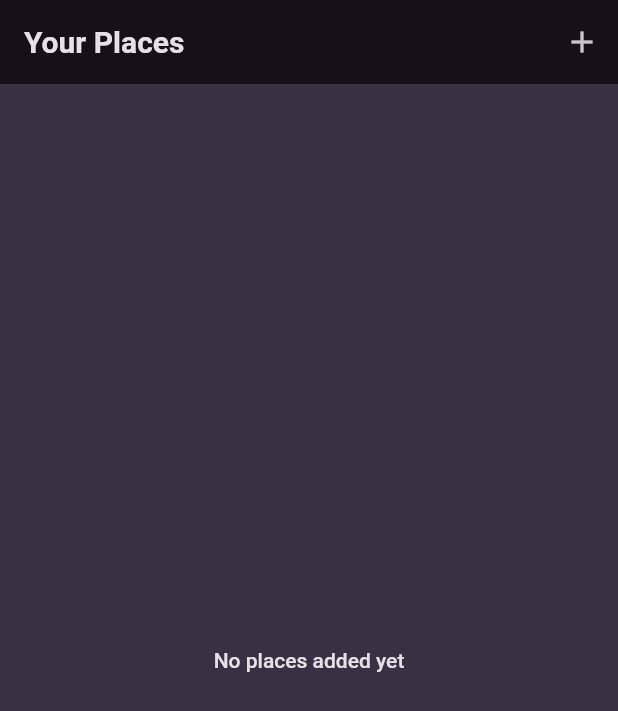
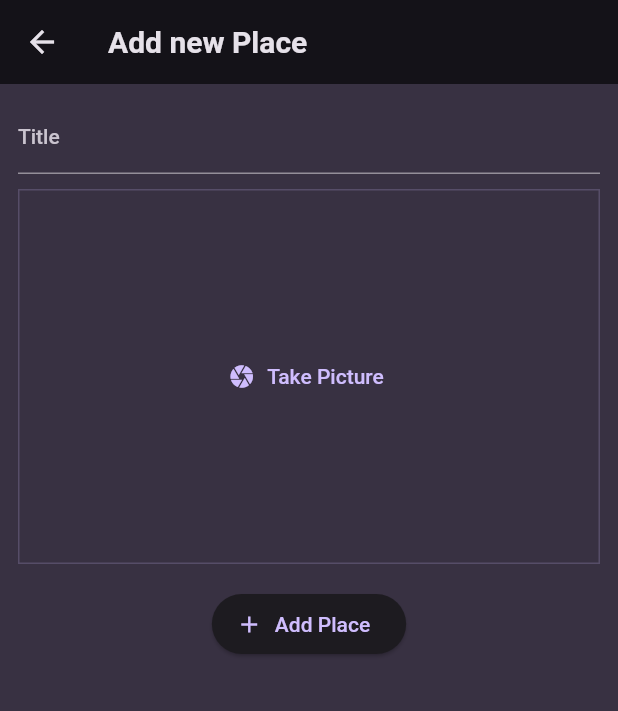
Before and after one commit to CarolineRodrigues/favorite_places_app_flutter, a Flutter app: the screen it shows after launch, after a tap on the "add" icon, on a phone screen of 412 x 824 dp. Shown: the top 711 px of the screen. Run offline on Flutter 3.47's test engine with Material 2 defaults, Android fonts, the phone set to English and light mode, and no system bars; our stand-ins replace flutter_riverpod, google_fonts.

Commit message:
favorite places

```diff
--- a/lib/main.dart
+++ b/lib/main.dart
@@ -1,7 +1,8 @@
+import 'package:flutter/material.dart';
+import 'package:flutter_riverpod/flutter_riverpod.dart';
+import 'package:google_fonts/google_fonts.dart';
+
 import 'package:favorite_places_app_flutter/screens/places.dart';
-import 'package:flutter/material.dart';
-
-import 'package:google_fonts/google_fonts.dart';
 
 final colorScheme = ColorScheme.fromSeed(
   brightness: Brightness.dark,
@@ -28,12 +29,12 @@
 
 void main() {
   runApp(
-    const MyApp(),
+    const ProviderScope(child: MyApp()),
   );
 }
 
 class MyApp extends StatelessWidget {
-  const MyApp({Key? key}) : super(key: key);
+  const MyApp({super.key});
 
   @override
   Widget build(BuildContext context) {
--- a/lib/models/place.dart
+++ b/lib/models/place.dart
@@ -4,6 +4,7 @@
 
 class Place {
   Place({required this.title}) : id = uuid.v4();
+
   final String id;
   final String title;
 }
--- /dev/null
+++ b/lib/providers/user_places.dart
@@ -0,0 +1,17 @@
+import 'package:flutter_riverpod/flutter_riverpod.dart';
+
+import 'package:favorite_places_app_flutter/models/place.dart';
+
+class UserPlacesNotifier extends StateNotifier<List<Place>> {
+  UserPlacesNotifier() : super(const []);
+
+  void addPlace(String title) {
+    final newPlace = Place(title: title);
+    state = [newPlace, ...state];
+  }
+}
+
+final userPlacesProvider =
+    StateNotifierProvider<UserPlacesNotifier, List<Place>>(
+  (ref) => UserPlacesNotifier(),
+);
--- a/lib/screens/add_place.dart
+++ b/lib/screens/add_place.dart
@@ -0,0 +1,69 @@
+import 'package:flutter/material.dart';
+import 'package:flutter_riverpod/flutter_riverpod.dart';
+
+import 'package:favorite_places_app_flutter/providers/user_places.dart';
+
+import '../widgets/image_input.dart';
+
+class AddPlaceScreen extends ConsumerStatefulWidget {
+  const AddPlaceScreen({super.key});
+
+  @override
+  ConsumerState<AddPlaceScreen> createState() {
+    return _AddPlaceScreenState();
+  }
+}
+
+class _AddPlaceScreenState extends ConsumerState<AddPlaceScreen> {
+  final _titleController = TextEditingController();
+
+  void _savePlace() {
+    final enteredTitle = _titleController.text;
+
+    if (enteredTitle.isEmpty) {
+      return;
+    }
+
+    ref.read(userPlacesProvider.notifier).addPlace(enteredTitle);
+
+    Navigator.of(context).pop();
+  }
+
+  @override
+  void dispose() {
+    _titleController.dispose();
+    super.dispose();
+  }
+
+  @override
+  Widget build(BuildContext context) {
+    return Scaffold(
+      appBar: AppBar(
+        title: const Text('Add new Place'),
+      ),
+      body: SingleChildScrollView(
+        padding: const EdgeInsets.all(12),
+        child: Column(
+          children: [
+            TextField(
+              decoration: const InputDecoration(labelText: 'Title'),
+              controller: _titleController,
+              style: TextStyle(
+                color: Theme.of(context).colorScheme.onBackground,
+              ),
+            ),
+            const SizedBox(height: 10),
+            // Image Input
+            const ImageInput(),
+            const SizedBox(height: 16),
+            ElevatedButton.icon(
+              onPressed: _savePlace,
+              icon: const Icon(Icons.add),
+              label: const Text('Add Place'),
+            ),
+          ],
+        ),
+      ),
+    );
+  }
+}
--- /dev/null
+++ b/lib/screens/place_detail.dart
@@ -0,0 +1,26 @@
+import 'package:flutter/material.dart';
+
+import 'package:favorite_places_app_flutter/models/place.dart';
+
+class PlaceDetailScreen extends StatelessWidget {
+  const PlaceDetailScreen({super.key, required this.place});
+
+  final Place place;
+
+  @override
+  Widget build(BuildContext context) {
+    return Scaffold(
+      appBar: AppBar(
+        title: Text(place.title),
+      ),
+      body: Center(
+        child: Text(
+          place.title,
+          style: Theme.of(context).textTheme.bodyLarge!.copyWith(
+                color: Theme.of(context).colorScheme.onBackground,
+              ),
+        ),
+      ),
+    );
+  }
+}
--- a/lib/screens/places.dart
+++ b/lib/screens/places.dart
@@ -1,23 +1,35 @@
 import 'package:flutter/material.dart';
+import 'package:flutter_riverpod/flutter_riverpod.dart';
+
+import 'package:favorite_places_app_flutter/screens/add_place.dart';
 import 'package:favorite_places_app_flutter/widgets/places_list.dart';
+import 'package:favorite_places_app_flutter/providers/user_places.dart';
 
-class PlacesScreen extends StatelessWidget {
+class PlacesScreen extends ConsumerWidget {
   const PlacesScreen({super.key});
 
   @override
-  Widget build(BuildContext context) {
+  Widget build(BuildContext context, WidgetRef ref) {
+    final userPlaces = ref.watch(userPlacesProvider);
+
     return Scaffold(
       appBar: AppBar(
         title: const Text('Your Places'),
         actions: [
           IconButton(
-            onPressed: () {},
             icon: const Icon(Icons.add),
-          )
+            onPressed: () {
+              Navigator.of(context).push(
+                MaterialPageRoute(
+                  builder: (ctx) => const AddPlaceScreen(),
+                ),
+              );
+            },
+          ),
         ],
       ),
       body: PlacesList(
-        places: [],
+        places: userPlaces,
       ),
     );
   }
--- /dev/null
+++ b/lib/widgets/image_input.dart
@@ -0,0 +1,32 @@
+import 'package:flutter/material.dart';
+
+class ImageInput extends StatefulWidget {
+  const ImageInput({super.key});
+
+  @override
+  State<ImageInput> createState() => _ImageInputState();
+}
+
+class _ImageInputState extends State<ImageInput> {
+  void _takePicture() {}
+
+  @override
+  Widget build(BuildContext context) {
+    return Container(
+      decoration: BoxDecoration(
+        border: Border.all(
+          width: 1,
+          color: Theme.of(context).colorScheme.primary.withOpacity(0.2),
+        ),
+      ),
+      height: 250,
+      width: double.infinity,
+      alignment: Alignment.center,
+      child: TextButton.icon(
+        onPressed: _takePicture,
+        icon: const Icon(Icons.camera),
+        label: const Text('Take Picture'),
+      ),
+    );
+  }
+}
--- a/lib/widgets/places_list.dart
+++ b/lib/widgets/places_list.dart
@@ -1,4 +1,6 @@
+import 'package:favorite_places_app_flutter/screens/place_detail.dart';
 import 'package:flutter/material.dart';
+
 import 'package:favorite_places_app_flutter/models/place.dart';
 
 class PlacesList extends StatelessWidget {
@@ -12,23 +14,29 @@
       return Center(
         child: Text(
           'No places added yet',
-          style: Theme.of(context)
-              .textTheme
-              .bodyLarge!
-              .copyWith(color: Theme.of(context).colorScheme.onBackground),
+          style: Theme.of(context).textTheme.bodyLarge!.copyWith(
+                color: Theme.of(context).colorScheme.onBackground,
+              ),
         ),
       );
     }
+
     return ListView.builder(
       itemCount: places.length,
       itemBuilder: (ctx, index) => ListTile(
         title: Text(
           places[index].title,
-          style: Theme.of(context)
-              .textTheme
-              .titleMedium!
-              .copyWith(color: Theme.of(context).colorScheme.onBackground),
+          style: Theme.of(context).textTheme.titleMedium!.copyWith(
+                color: Theme.of(context).colorScheme.onBackground,
+              ),
         ),
+        onTap: () {
+          Navigator.of(context).push(
+            MaterialPageRoute(
+              builder: (ctx) => PlaceDetailScreen(place: places[index]),
+            ),
+          );
+        },
       ),
     );
   }
--- a/pubspec.yaml
+++ b/pubspec.yaml
@@ -34,9 +34,10 @@
 
   # The following adds the Cupertino Icons font to your application.
   # Use with the CupertinoIcons class for iOS style icons.
-  cupertino_icons: ^1.0.2
+  cupertino_icons: ^1.0.5
   google_fonts: ^4.0.4
   uuid: ^3.0.7
+  flutter_riverpod: ^2.3.6
 
 dev_dependencies:
   flutter_test:
```
Also changed, not shown: lib/screens/places_detail.dart (deleted), pubspec.lock.
